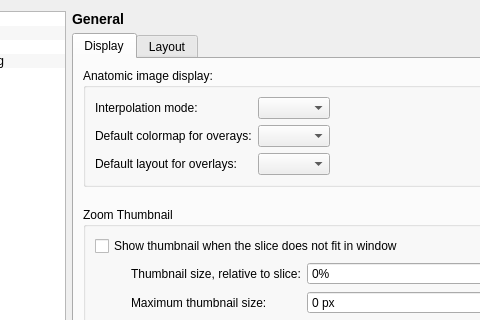
Qt form GUI/Qt/Windows/PreferencesDialog.ui (pyushkevich/itksnap) before a commit; both pictures show x 85 to 565 and y 0 to 320 of the 689 by 554 pixel window.
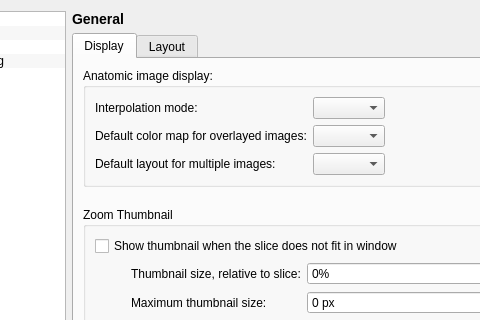
The same form after that commit. The open tabs and pages were chosen to show the change. Custom widgets are drawn as their Qt base class.

Commit message: Fixed thumbnail related crash and cleaned up add image / overlay GUI

What changed in the file:
```diff
--- a/GUI/Qt/Windows/PreferencesDialog.ui
+++ b/GUI/Qt/Windows/PreferencesDialog.ui
@@ -234,14 +234,14 @@
               <item row="2" column="0">
                <widget class="QLabel" name="label_8">
                 <property name="text">
-                 <string>Default layout for overlays:</string>
+                 <string>Default layout for multiple images:</string>
                 </property>
                </widget>
               </item>
               <item row="1" column="0">
                <widget class="QLabel" name="label_10">
                 <property name="text">
-                 <string>Default colormap for overays:</string>
+                 <string>Default color map for overlayed images:</string>
                 </property>
                </widget>
               </item>
```
Left out of the diff: 4 changed lines with no effect on the pictures. The commit also changes 14 other files.
